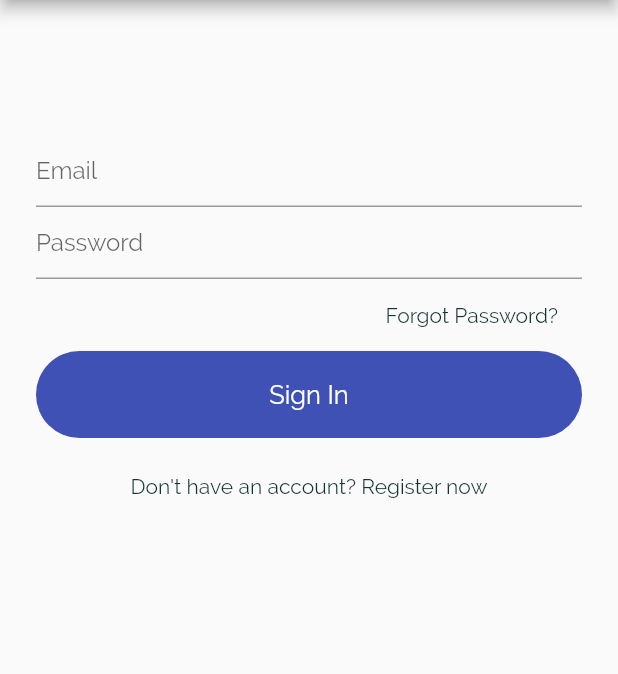
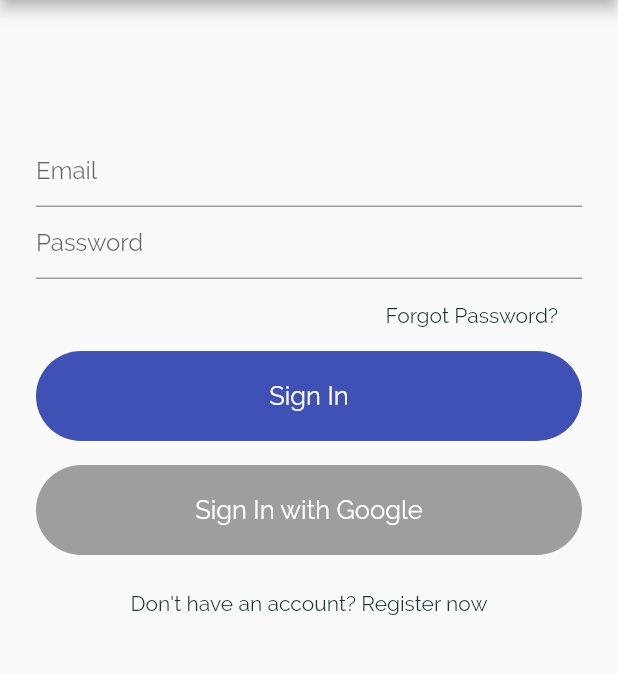
Before and after one commit to joshuadotillos/MobileStreamChat, a Flutter app: the screen it shows after launch, on a phone screen of 412 x 824 dp, the part 84-758 px from its top. Run offline on Flutter 3.47's test engine with Material 2 defaults, Android fonts, the phone set to English and light mode, and no system bars; our stand-ins replace cloud_firestore, firebase_auth, firebase_core, shared_preferences; accounts and stored records are empty.

Commit message:
Resolved Conflicts

```diff
--- a/mobilestreamchat/lib/views/signin.dart
+++ b/mobilestreamchat/lib/views/signin.dart
@@ -1,7 +1,5 @@
 //EDITED BY ROSIE
 import "package:flutter/material.dart";
-import 'package:mobilestreamchat/net/flutterfire.dart';
-import 'package:mobilestreamchat/views/chatRoomScreen.dart';
 import 'package:mobilestreamchat/widgets/widget.dart';
 
 class SignIn extends StatefulWidget {
@@ -13,8 +11,11 @@ class SignIn extends StatefulWidget {
 }
 
 class _SignInState extends State<SignIn> {
-  TextEditingController _emailField = TextEditingController();
-  TextEditingController _passwordField = TextEditingController();
+  final formKey = GlobalKey<FormState>();
+  TextEditingController emailTextEditingController =
+      new TextEditingController();
+  TextEditingController passwordTextEditingController =
+      new TextEditingController();
 
   @override
   Widget build(BuildContext context) {
@@ -31,15 +32,35 @@ class _SignInState extends State<SignIn> {
                 SizedBox(
                   height: 90,
                 ),
-                TextField(
-                  controller: _emailField,
+                Form(
+                  key: formKey,
+                  child: Column(
+                    children: [
+                      TextFormField(
+                        validator: (val) {
+                          return RegExp(
+                                      r"^[a-zA-Z0-9.a-zA-Z0-9.!#$%&'*+-/=?^_`{|}~]+@[a-zA-Z0-9]+\.[a-zA-Z]+")
+                                  .hasMatch(val)
+                              ? null
+                              : "Enter valid email";
+                        },
+                        controller: emailTextEditingController,
                         decoration: textFieldInputDecoration("Email"),
                         style: simpleTextStyle(),
                       ),
-                TextField(
-                  controller: _passwordField,
+                      TextFormField(
+                        obscureText: true,
+                        validator: (val) {
+                          return val.length < 4
+                              ? "Enter a Stronger Password"
+                              : null;
+                        },
+                        controller: passwordTextEditingController,
                         decoration: textFieldInputDecoration("Password"),
                         style: simpleTextStyle(),
+                      ),
+                    ],
+                  ),
                 ),
                 SizedBox(
                   height: 8.0,
@@ -60,30 +81,28 @@ class _SignInState extends State<SignIn> {
                 Container(
                   alignment: Alignment.center,
                   width: MediaQuery.of(context).size.width,
-                  padding: EdgeInsets.symmetric(vertical: 5.0),
+                  padding: EdgeInsets.symmetric(vertical: 20.0),
                   decoration: BoxDecoration(
                       color: Colors.indigo,
                       borderRadius: BorderRadius.circular(30)),
-                  child: MaterialButton(
-                    onPressed: () async {
-                      bool shouldNavigate =
-                          await signIn(_emailField.text, _passwordField.text);
-                      if (shouldNavigate) {
-                        Navigator.push(
-                          context,
-                          MaterialPageRoute(
-                            builder: (context) => ChatRoom(),
-                          ),
-                        );
-                      }
-                    },
                   child: Text(
                     "Sign In",
-                      style: TextStyle(
-                          fontSize: 17,
-                          fontFamily: "Raleway",
-                          color: Colors.white),
+                    style: TextStyle(fontSize: 17, color: Colors.white),
                   ),
+                ),
+                SizedBox(
+                  height: 16,
+                ),
+                Container(
+                  alignment: Alignment.center,
+                  width: MediaQuery.of(context).size.width,
+                  padding: EdgeInsets.symmetric(vertical: 20.0),
+                  decoration: BoxDecoration(
+                      color: Colors.grey,
+                      borderRadius: BorderRadius.circular(30)),
+                  child: Text(
+                    "Sign In with Google",
+                    style: TextStyle(fontSize: 17, color: Colors.white),
                   ),
                 ),
                 SizedBox(
```
Also changed, not shown: mobilestreamchat/lib/helper/helperfunctions.dart (added, +23 -0 lines), mobilestreamchat/lib/views/signup.dart (+10 -1 lines). Lines whose indentation alone changed are shown as unchanged.
